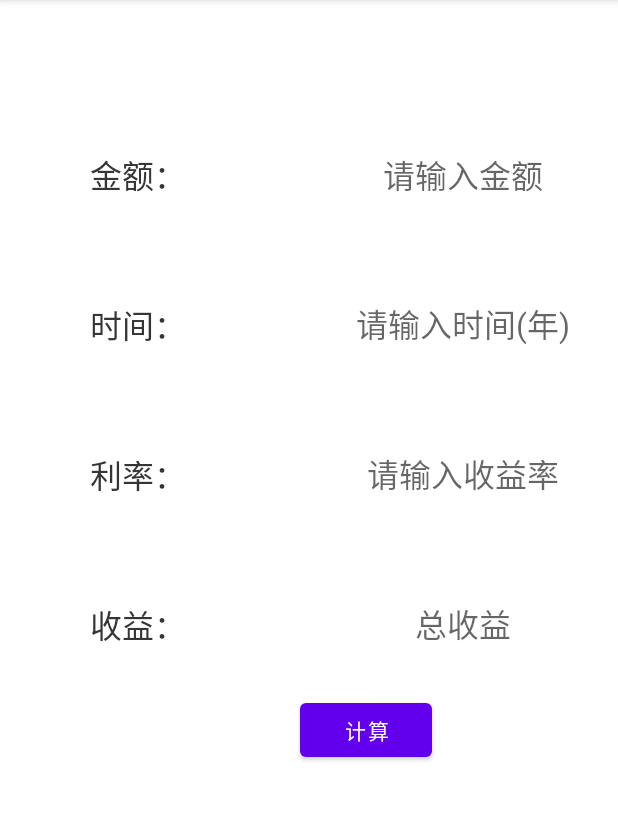
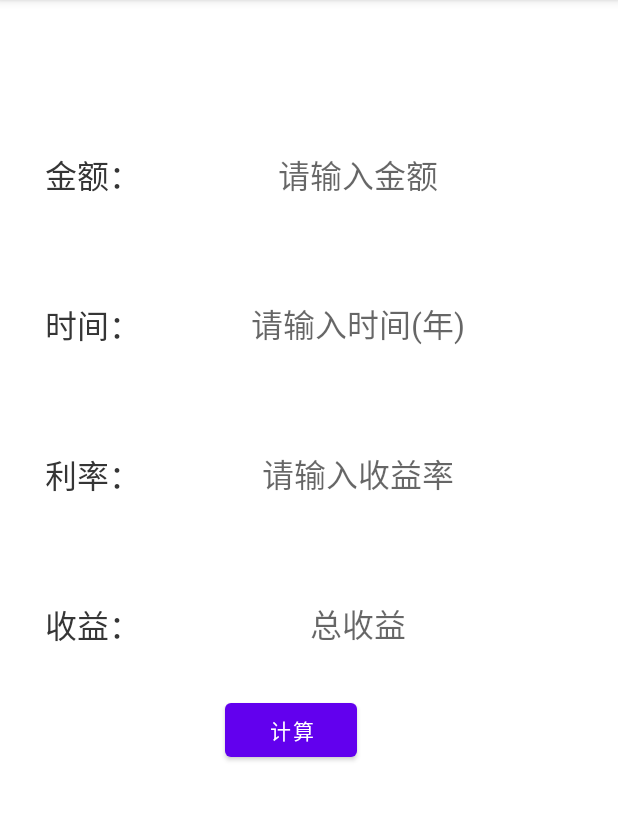
Before and after one commit to yangzheng0/MyApplication, an Android app: the SecondFragment screen opened through its navigation route, on a phone screen of 412 x 824 dp, the part 84-905 px from its top. Run offline under Robolectric (Android 15) with nearby library versions, the phone set to English and light mode, and no system bars.

Commit message:
本地修改

```diff
--- a/app/src/main/res/layout/fragment_second.xml
+++ b/app/src/main/res/layout/fragment_second.xml
@@ -14,14 +14,14 @@
         android:textSize="21sp"
         android:textColor="#353535"
         android:layout_marginTop="100dp"
-        android:layout_marginStart="60dp"
+        android:layout_marginStart="30dp"
         app:layout_constraintTop_toTopOf="parent"
         app:layout_constraintLeft_toLeftOf="parent"
         android:layout_marginLeft="60dp" />
 
     <EditText
         android:id="@+id/textView1"
-        android:layout_width="349dp"
+        android:layout_width="270dp"
         android:layout_height="wrap_content"
         android:background="@null"
         android:gravity="center_horizontal"
@@ -43,14 +43,14 @@
         android:textSize="21sp"
         android:textColor="#353535"
         android:layout_marginTop="200dp"
-        android:layout_marginStart="60dp"
+        android:layout_marginStart="30dp"
         app:layout_constraintTop_toTopOf="parent"
         app:layout_constraintLeft_toLeftOf="parent"
         android:layout_marginLeft="60dp" />
 
     <EditText
         android:id="@+id/textView2"
-        android:layout_width="349dp"
+        android:layout_width="270dp"
         android:layout_height="34dp"
         android:background="@null"
         android:gravity="center_horizontal"
@@ -73,14 +73,14 @@
         android:textSize="21sp"
         android:textColor="#353535"
         android:layout_marginTop="300dp"
-        android:layout_marginStart="60dp"
+        android:layout_marginStart="30dp"
         app:layout_constraintTop_toTopOf="parent"
         app:layout_constraintLeft_toLeftOf="parent"
         android:layout_marginLeft="60dp" />
 
     <EditText
         android:id="@+id/textView3"
-        android:layout_width="349dp"
+        android:layout_width="270dp"
         android:layout_height="34dp"
         android:background="@null"
         android:gravity="center_horizontal"
@@ -102,14 +102,14 @@
         android:textSize="21sp"
         android:textColor="#353535"
         android:layout_marginTop="400dp"
-        android:layout_marginStart="60dp"
+        android:layout_marginStart="30dp"
         app:layout_constraintTop_toTopOf="parent"
         app:layout_constraintLeft_toLeftOf="parent"
         android:layout_marginLeft="60dp" />
 
     <TextView
         android:id="@+id/textView4"
-        android:layout_width="349dp"
+        android:layout_width="270dp"
         android:layout_height="34dp"
         android:background="@null"
         android:gravity="center_horizontal"
@@ -129,7 +129,7 @@
         android:layout_height="wrap_content"
         android:text="计算"
         android:layout_marginTop="30dp"
-        android:layout_marginStart="200dp"
+        android:layout_marginStart="150dp"
         app:layout_constraintLeft_toLeftOf="parent"
         app:layout_constraintTop_toBottomOf="@id/income_label"
         android:layout_marginLeft="110dp" />
```
